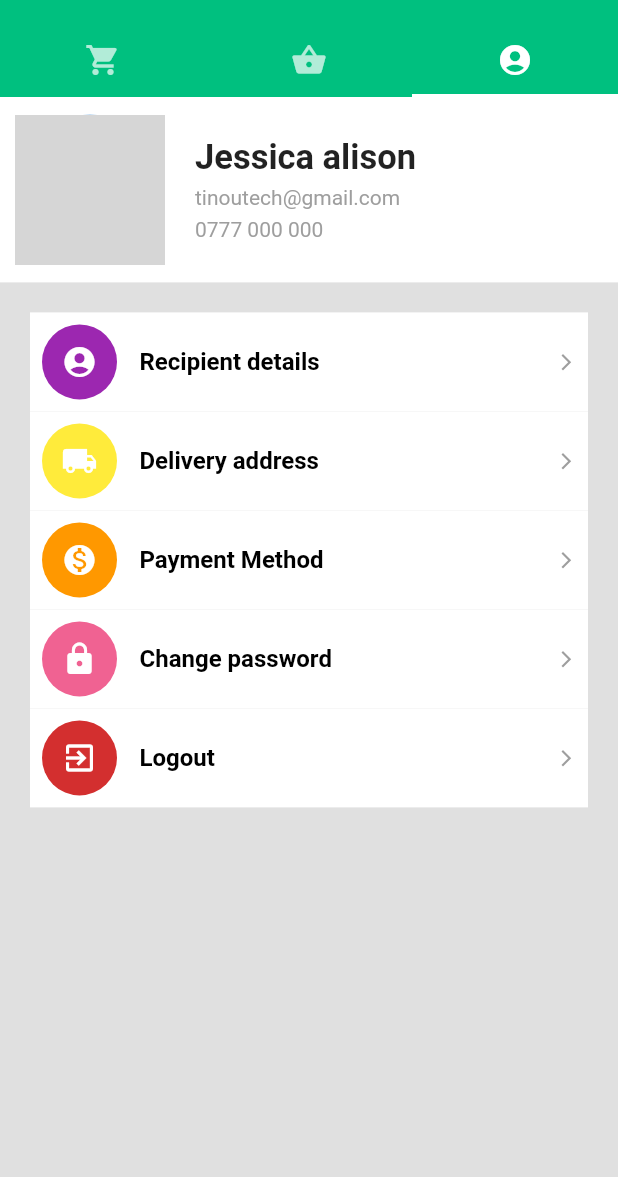
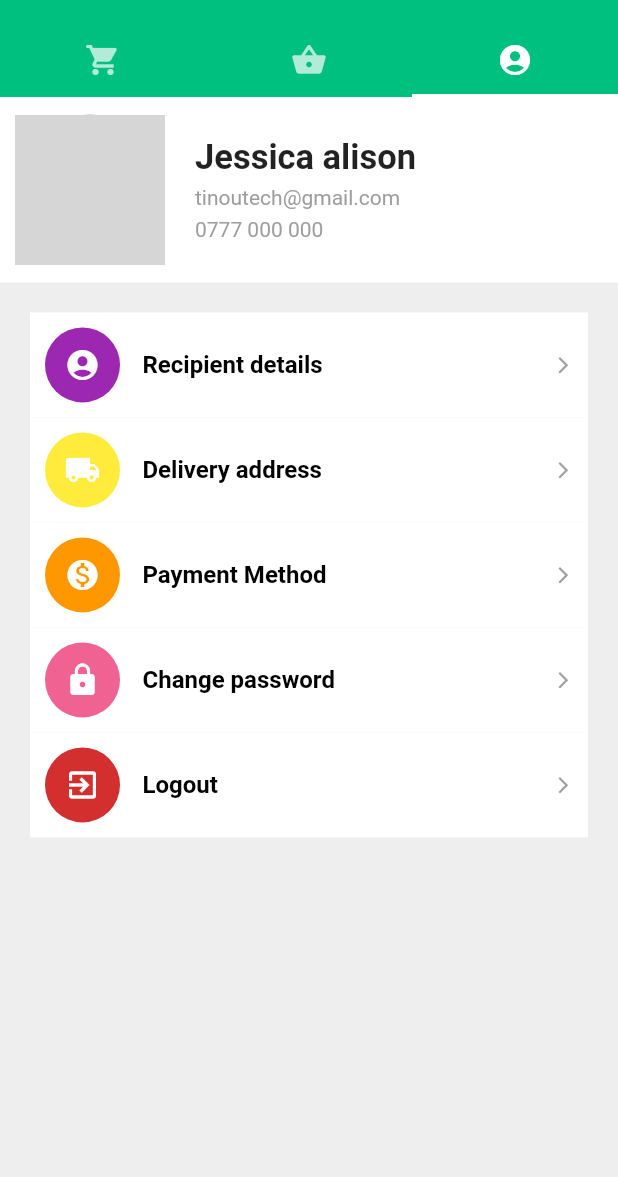
Before and after one commit to dombroks/Grocery_App, a Flutter app: the screen it shows after launch, tab 3 chosen, on a phone screen of 412 x 824 dp, the part 59-1236 px from its top. Run offline on Flutter 3.47's test engine with Material 2 defaults, Android fonts, the phone set to English and light mode, and no system bars; our stand-ins replace cloud_firestore, firebase_auth; accounts and stored records are empty; network calls fail; grey boxes are pictures that could not be loaded.

Commit message:
Profile screen

```diff
--- a/lib/Screens/Profile.dart
+++ b/lib/Screens/Profile.dart
@@ -12,7 +12,7 @@ class _ProfileState extends State<Profile> {
     Size size = MediaQuery.of(context).size;
 
     return Container(
-      color: Colors.grey[300],
+      color: Colors.grey[200],
       child: Column(
         children: <Widget>[
           Container(
@@ -73,6 +73,8 @@ class _ProfileState extends State<Profile> {
           Padding(
               padding: const EdgeInsets.all(20.0),
               child: Container(
+                decoration:
+                    BoxDecoration(borderRadius: BorderRadius.circular(10)),
                 child: Column(
                   children: [
                     ProfileCardItem(
--- a/lib/components/ProfileCardItem.dart
+++ b/lib/components/ProfileCardItem.dart
@@ -17,7 +17,7 @@ class ProfileCardItem extends StatelessWidget {
   @override
   Widget build(BuildContext context) {
     return Container(
-      padding: EdgeInsets.all(8),
+      padding: EdgeInsets.all(10),
       color: Colors.white,
       child: Row(
         mainAxisAlignment: MainAxisAlignment.spaceBetween,
```
